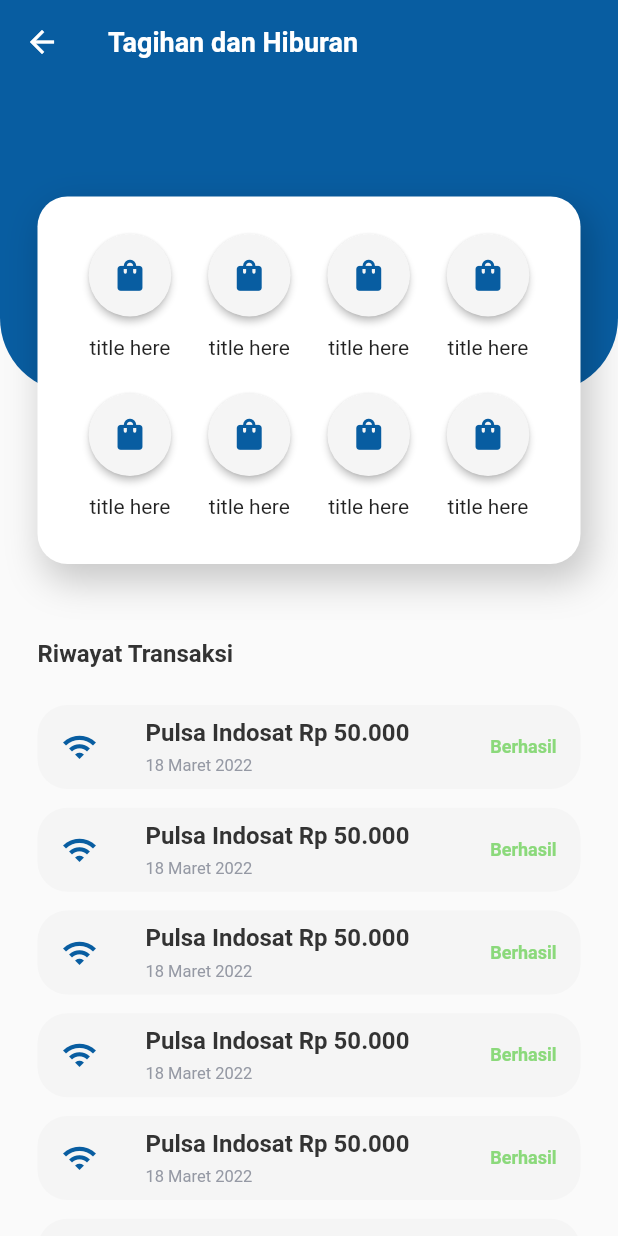
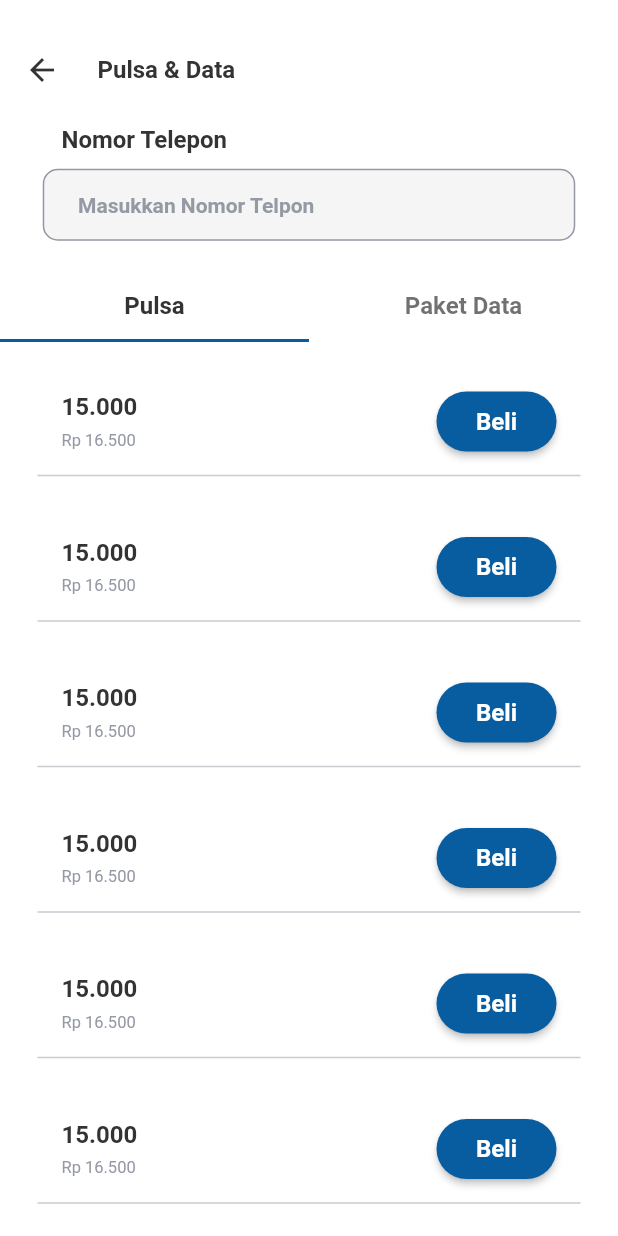
Before and after one commit to dikkisetiawan/digital_goods, a Flutter app: the screen it shows after launch, on a phone screen of 412 x 824 dp. Run offline on Flutter 3.47's test engine with Material 2 defaults, Android fonts, the light colour scheme and no system bars; our stand-ins replace carousel_slider, flutter_bloc.

Commit message:
pulsa dan data screen finished

```diff
--- a/lib/main.dart
+++ b/lib/main.dart
@@ -3,6 +3,7 @@ import 'package:flutter_bloc/flutter_bloc.dart';
 
 import '/ui/widgets/bottom_navigation_bar.dart';
 import 'ui/screens/home_screen.dart';
+import 'ui/screens/pulsa_dan_data_screen.dart';
 import 'ui/screens/tagihan_dan_hiburan_screen.dart';
 
 void main() {
@@ -16,7 +17,7 @@ class MyApp extends StatelessWidget {
   Widget build(BuildContext context) {
     return const MaterialApp(
         debugShowCheckedModeBanner: false,
-        home: TagihanDanHiburanScreen(),
+        home: PulsaDanDataScreen(),
         routes: {
           // '/navigation': (context) => const MyBottomNavigationBar(),
           // '/login': (context) => LoginScreen(),
--- /dev/null
+++ b/lib/ui/screens/pulsa_dan_data_screen.dart
@@ -0,0 +1,111 @@
+import '../widgets/list_tile_view_list_builder_widget.dart';
+import '/ui/theme.dart';
+import '/ui/widgets/ktext_form_field.dart';
+import 'package:flutter/material.dart';
+
+class PulsaDanDataScreen extends StatelessWidget {
+  const PulsaDanDataScreen({super.key});
+
+  @override
+  Widget build(BuildContext context) {
+    return DefaultTabController(
+      length: 2,
+      child: Scaffold(
+        backgroundColor: kBackgroundColor,
+        appBar: appBarWidget(),
+        body: listSuccessViewWidget(),
+      ),
+    );
+  }
+
+  TabBarView listSuccessViewWidget() {
+    return TabBarView(
+        children: [ListTileViewListBuilderWidget(), initialTabViewWidget()]);
+  }
+
+  Column initialTabViewWidget() {
+    return Column(
+      children: [
+        const SizedBox(
+          height: defaultMargin,
+        ),
+        SizedBox(
+          width: 300,
+          height: 300,
+          child: Image.asset(
+            'assets/city.jpg',
+          ),
+        ),
+        Text(
+          'Mau beli pulsa atau Paket Data? Yuk tulis nomormu di atas!',
+          style: blackTextStyle,
+          textAlign: TextAlign.center,
+        )
+      ],
+    );
+  }
+
+  AppBar appBarWidget() {
+    return AppBar(
+      elevation: 0.0,
+      backgroundColor: kBackgroundColor,
+      toolbarHeight: 180,
+      title: flexibleSpaceWidget(),
+      bottom: TabBar(
+          labelPadding: const EdgeInsets.symmetric(
+              horizontal: defaultMargin, vertical: defaultMargin / 2),
+          indicatorColor: kPrimaryColor,
+          labelColor: kBlackColor,
+          labelStyle: blackTextStyle,
+          tabs: const [Text('Pulsa'), Text('Paket Data')]),
+    );
+  }
+
+  Column flexibleSpaceWidget() {
+    return Column(
+      crossAxisAlignment: CrossAxisAlignment.start,
+      children: [
+        const SizedBox(
+          height: defaultMargin,
+        ),
+        leadingWidget(),
+        const SizedBox(
+          height: defaultMargin,
+        ),
+        Padding(
+          padding: const EdgeInsets.symmetric(horizontal: defaultMargin),
+          child: Text(
+            'Nomor Telepon',
+            style: blackTextStyle,
+          ),
+        ),
+        const Padding(
+          padding: EdgeInsets.symmetric(horizontal: defaultMargin / 2),
+          child:
+              KtextFormField(withTitle: false, title: 'Masukkan Nomor Telpon'),
+        ),
+      ],
+    );
+  }
+
+  GestureDetector leadingWidget() {
+    return GestureDetector(
+      onTap: () {},
+      child: Row(
+        children: [
+          Icon(
+            Icons.arrow_back,
+            color: kBlackColor,
+          ),
+          const SizedBox(
+            width: defaultMargin,
+          ),
+          Text(
+            'Pulsa & Data',
+            style: blackTextStyle,
+          )
+        ],
+      ),
+    );
+  }
+}
--- a/lib/ui/widgets/kelevated_button.dart
+++ b/lib/ui/widgets/kelevated_button.dart
@@ -19,17 +19,16 @@ class KelevatedButton extends StatelessWidget {
       width: double.infinity,
       height: 40,
       child: ElevatedButton(
+        style: ElevatedButton.styleFrom(
+            backgroundColor: kPrimaryColor,
+            shape: RoundedRectangleBorder(
+              borderRadius:
+                  BorderRadius.circular(defaultCircular), // <-- Radius
+            )),
         onPressed: onPressed,
-        style: ElevatedButton.styleFrom(
-          backgroundColor: kBackgroundColor,
-          side: BorderSide(color: kPrimaryColor, width: 1),
-          shape: RoundedRectangleBorder(
-            borderRadius: BorderRadius.circular(defaultCircular), // <-- Radius
-          ),
-        ),
         child: Text(
           title,
-          style: buttonTextStyle,
+          style: whiteTextStyle.copyWith(fontSize: 16),
         ),
       ),
     );
--- a/lib/ui/widgets/ktext_form_field.dart
+++ b/lib/ui/widgets/ktext_form_field.dart
@@ -46,13 +46,13 @@ class KtextFormField extends StatelessWidget {
               contentPadding: const EdgeInsets.symmetric(horizontal: 20),
               enabledBorder: OutlineInputBorder(
                   borderRadius: BorderRadius.circular(defaultCircular - 10),
-                  borderSide: BorderSide(color: kPrimaryColor)),
+                  borderSide: BorderSide(color: kDarkGreyColor)),
               border: OutlineInputBorder(
                   borderRadius: BorderRadius.circular(defaultCircular - 10),
-                  borderSide: BorderSide(color: kPrimaryColor)),
+                  borderSide: BorderSide(color: kDarkGreyColor)),
               hintText: ' $title',
               hintMaxLines: 2,
-              hintStyle: blackTextStyle.copyWith(
+              hintStyle: greyTextStyle.copyWith(
                   fontSize: 14,
                   letterSpacing: 0.0,
                   fontWeight: FontWeight.bold),
--- /dev/null
+++ b/lib/ui/widgets/list_tile_view_list_builder_widget.dart
@@ -0,0 +1,113 @@
+import 'package:digital_goods/ui/widgets/kelevated_button.dart';
+import 'package:flutter/material.dart';
+
+import '../theme.dart';
+
+class ListTileViewListBuilderWidget extends StatelessWidget {
+  const ListTileViewListBuilderWidget({
+    Key? key,
+  }) : super(key: key);
+
+  @override
+  Widget build(BuildContext context) {
+    return ListView.builder(
+      padding: const EdgeInsets.symmetric(horizontal: defaultMargin),
+      shrinkWrap: true,
+      physics: const BouncingScrollPhysics(),
+      itemCount: 20,
+      itemBuilder: (context, index) {
+        return itemTileWidget(context);
+      },
+    );
+  }
+
+  Widget itemTileWidget(BuildContext context) {
+    return Column(
+      children: [
+        Padding(
+          padding: const EdgeInsets.only(top: defaultMargin),
+          child: ListTile(
+            onTap: () {},
+            title: Column(
+              crossAxisAlignment: CrossAxisAlignment.start,
+              children: [
+                Text(
+                  '15.000',
+                  style: blackTextStyle.copyWith(fontSize: 16),
+                ),
+                const SizedBox(
+                  height: defaultMargin / 4,
+                ),
+                Text(
+                  'Rp 16.500',
+                  style: greyTextStyle,
+                ),
+              ],
+            ),
+            trailing: SizedBox(
+              width: 80,
+              child: KelevatedButton(
+                  onPressed: () {
+                    showModalBottomSheetWidget(context);
+                  },
+                  title: 'Beli'),
+            ),
+          ),
+        ),
+        Divider(
+          color: kDarkGreyColor.withOpacity(0.5),
+          thickness: 1,
+        )
+      ],
+    );
+  }
+
+  Future<void> showModalBottomSheetWidget(BuildContext context) {
+    return showModalBottomSheet<void>(
+      context: context,
+      builder: (BuildContext context) {
+        return Container(
+          height: MediaQuery.of(context).size.height / 4,
+          padding: const EdgeInsets.all(defaultMargin),
+          color: kBackgroundColor,
+          child: Column(
+            crossAxisAlignment: CrossAxisAlignment.start,
+            children: [
+              Row(
+                mainAxisAlignment: MainAxisAlignment.spaceBetween,
+                children: [
+                  Text(
+                    'Total Bayar',
+                    style: blackTextStyle,
+                  ),
+                  Text(
+                    'Rp 16.500',
+                    style: buttonTextStyle.copyWith(fontSize: 18),
+                  )
+                ],
+              ),
+              ListTile(
+                leading: Icon(
+                  Icons.discount,
+                  color: kPrimaryColor,
+                ),
+                title: Text(
+                  'Gunakan voucher',
+                  style: blackTextStyle,
+                ),
+                trailing: Icon(
+                  Icons.arrow_forward,
+                  color: kBlackColor,
+                ),
+              ),
+              KelevatedButton(
+                title: 'Pilih Metode Pembayaran',
+                onPressed: () => Navigator.pop(context),
+              ),
+            ],
+          ),
+        );
+      },
+    );
+  }
+}
```
Also changed, not shown: lib/ui/screens/tagihan_dan_hiburan_screen.dart (+52 -10 lines), lib/ui/widgets/kfloating_action_button.dart (+34 -1 lines).
